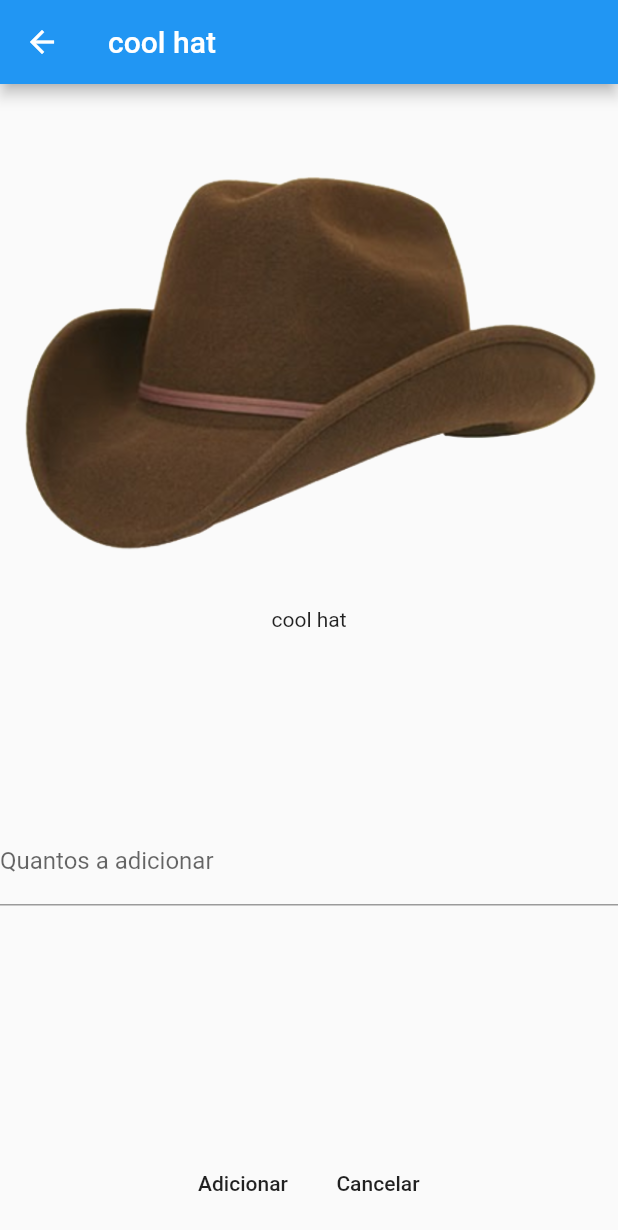
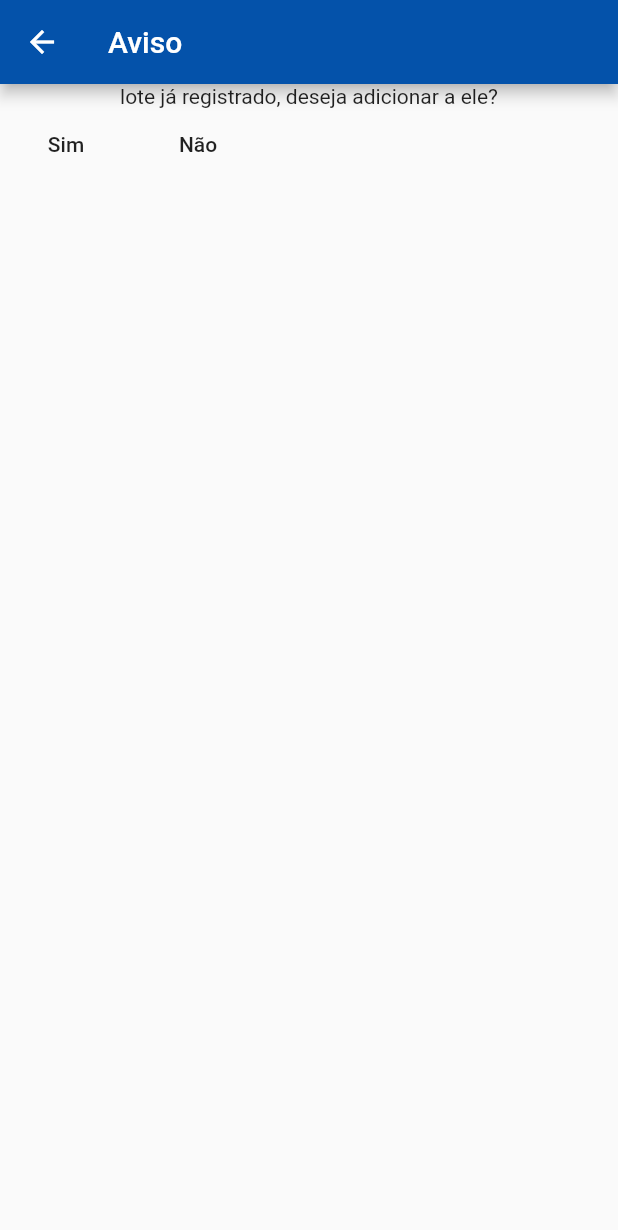
Before and after one commit to GabrielGMSantini/ProjetoRedes2, a Flutter app: the screen it shows after launch, after a tap on "Adicionar Produto", on a phone screen of 412 x 824 dp. Shown: the top 1230 px of the screen. Run offline on Flutter 3.47's test engine with Material 2 defaults, Android fonts, the phone set to English and light mode, and no system bars; missing offline and left inert: flutter_barcode_scanner.

Commit message:
nova versão
cores, telas, classse de produto, anotações para comunicação com API, troca de barcode pra QRcode, mudanças de variaveis

```diff
--- a/App/mercado/lib/main.dart
+++ b/App/mercado/lib/main.dart
@@ -1,8 +1,14 @@
 // ignore_for_file: deprecated_member_use
+
+import 'dart:ffi';
 
 import 'package:flutter/material.dart';
 import 'package:flutter/services.dart';
 import 'package:flutter_barcode_scanner/flutter_barcode_scanner.dart';
+import 'package:http/http.dart' as http;
+
+Color main1 = Color(0xff0452aa);
+Color main2 = Color(0xff030303);
 
 void main() {
   runApp(MaterialApp(home: BarcodeReader()));
@@ -28,7 +34,7 @@ class _reader extends State<BarcodeReader> {
     // Platform messages may fail, so we use a try/catch PlatformException.
     try {
       barcodeScanRes = await FlutterBarcodeScanner.scanBarcode(
-          '#ff6666', 'Cancel', true, ScanMode.BARCODE);
+          '#ff6666', 'Cancel', true, ScanMode.QR);
       print(barcodeScanRes);
     } on PlatformException {
       barcodeScanRes = 'Failed to get platform version.';
@@ -38,8 +44,15 @@ class _reader extends State<BarcodeReader> {
     // message was in flight, we want to discard the reply rather than calling
     // setState to update our non-existent appearance.
     if (!mounted) return;
+
+    //if (barcodeScanRes != '-1')
+    //  get lote == barcodeScanRes
+    //  se sim: true
+    //  se não: false                                            aqui
     Navigator.push(
-        context, MaterialPageRoute(builder: (context) => addProduto("2222")));
+        context,
+        MaterialPageRoute(
+            builder: (context) => addProduto(prod, true))); //prod placeholder
     setState(() {
       _scanBarcode = barcodeScanRes;
     });
@@ -49,74 +62,108 @@ class _reader extends State<BarcodeReader> {
   Widget build(BuildContext context) {
     return MaterialApp(
         home: Scaffold(
-            appBar: AppBar(title: const Text('Barcode scan')),
-            body: Builder(builder: (BuildContext context) {
-              return Container(
+            appBar: AppBar(
+              title: const Text('Barcode scan'),
+              backgroundColor: main1,
+            ),
+            body: Container(
                 alignment: Alignment.center,
-                  child: Flex(
-                      direction: Axis.vertical,
+                child: Column(
                     mainAxisAlignment: MainAxisAlignment.center,
                     children: <Widget>[
-                        ElevatedButton(
+                      FlatButton(
+                          color: main1,
                           onPressed: () => scanBarcodeNormal(),
-                            child: Text('Adicionar Produto')),
-                        /*  ElevatedButton(
-                            onPressed: () => startBarcodeScanStream(),
-                            child: Text('Start barcode scan stream')),*/
+                          child: Text(
+                            'Adicionar Produto',
+                            style: TextStyle(color: Color(0xffffffff)),
+                          )),
                       Text('Scan result : $_scanBarcode\n',
                           style: TextStyle(fontSize: 20))
-                      ]));
-            })));
+                    ]))));
   }
 }
 
 class addProduto extends StatefulWidget {
-  addProduto(this.code);
+  addProduto(this.produto, this.LoteExistente);
 
-  final String code;
+  final Produto produto;
+  final bool LoteExistente;
 
   @override
-  State<addProduto> createState() => _addProdutoState(code);
+  State<addProduto> createState() => _addProdutoState(produto, LoteExistente);
 }
 
 class _addProdutoState extends State<addProduto> {
-  _addProdutoState(this.code);
-  final String code;
+  _addProdutoState(this.produto, this.LoteExistente);
+  final Produto produto;
+  final bool LoteExistente;
   final input = TextEditingController();
 
   Widget _body = CircularProgressIndicator();
   String question = '';
   Widget buttons = Row();
   bool isEnabled = true;
-  int toAdd = 0;
-  Produto p = Produto('', '');
+  int? toAdd = 1;
   @override
   void initState() {
-    //usa code pra pegar o produto do bd
-    // e ent, carrega a pg do produto
+    if (!LoteExistente) {
       setState(() {
-      p = prod;
         buttons = addCancel();
         _body = produtoData();
-      // placeholder
       });
+    } else
+      setState(() {
+        _body = sameLot();
+      });
+  }
+
+  Widget sameLot() {
+    return Scaffold(
+      appBar: AppBar(backgroundColor: main1, title: Text("Aviso")),
+      body: Center(
+          child: Column(
+        children: [
+          Text("lote já registrado, deseja adicionar a ele?"),
+          Row(
+            children: [
+              FlatButton(
+                  onPressed: () {
+                    setState(() {
+                      buttons = addCancel();
+                      _body = produtoData();
+                    });
+                  },
+                  child: Text("Sim")),
+              FlatButton(
+                  onPressed: () {
+                    Navigator.pop(context);
+                  },
+                  child: Text("Não"))
+            ],
+          )
+        ],
+      )),
+    );
   }
 
   Widget produtoData() {
     return Scaffold(
       appBar: AppBar(
-        title: Text(p.nome),
+        backgroundColor: main1,
+        title: Text(produto.nome),
       ),
       body: Column(children: [
         Expanded(
           flex: 5,
           child: Image(
-            image: AssetImage(p.foto), // provavelmente terá q mudar
+            image: AssetImage(produto.foto), // provavelmente terá q mudar
           ),
         ),
-        Expanded(flex: 2, child: Text(p.nome)),
         Expanded(
-            flex: 2,
+            flex: 1, child: Text(produto.nome, style: TextStyle(fontSize: 32))),
+        Expanded(
+            flex: 1,
             child: TextField(
               enabled: isEnabled,
               controller: input,
@@ -124,9 +171,14 @@ class _addProdutoState extends State<addProduto> {
               keyboardType: TextInputType.number,
               inputFormatters: <TextInputFormatter>[
                 FilteringTextInputFormatter.digitsOnly
-              ], // Only numbers can be entered
+              ],
             )),
-        Expanded(flex: 1, child: Text(question)),
+        Expanded(
+            flex: 1,
+            child: Text(
+              question,
+              style: TextStyle(fontSize: 16),
+            )),
         Expanded(flex: 1, child: buttons)
       ]),
     );
@@ -134,19 +186,34 @@ class _addProdutoState extends State<addProduto> {
 
   Widget addCancel() {
     return Row(
-      mainAxisAlignment: MainAxisAlignment.center,
+      mainAxisAlignment: MainAxisAlignment.spaceEvenly,
       crossAxisAlignment: CrossAxisAlignment.center,
       children: [
         FlatButton(
+            color: main1,
+            textColor: Colors.white,
             onPressed: () {
+              if (int.tryParse(input.text) != null) {
                 toAdd = int.parse(input.text);
                 changeButton(
                     false,
-                  "adicionar " + toAdd.toString() + " " + p.nome + "(s)",
+                    "adicionar " +
+                        toAdd.toString() +
+                        " " +
+                        produto.nome +
+                        "(s)?",
                     confirm());
+              } else {
+                setState(() {
+                  question = "valor inválido";
+                  _body = produtoData();
+                });
+              }
             },
             child: Text("Adicionar")),
         FlatButton(
+            color: main1,
+            textColor: Colors.white,
             onPressed: () {
               Navigator.pop(context);
             },
@@ -157,23 +224,27 @@ class _addProdutoState extends State<addProduto> {
 
   Widget confirm() {
     return Row(
-      mainAxisAlignment: MainAxisAlignment.center,
+      mainAxisAlignment: MainAxisAlignment.spaceEvenly,
       crossAxisAlignment: CrossAxisAlignment.center,
       children: [
         FlatButton(
+            color: main1,
+            textColor: Colors.white,
             onPressed: () {
-              // atualizar banco de dados
+              //  se LoteExistente = true: patch estoque,  se false: Post Lote, get estoque, se existe produto: Patch estoque, se não: Post estoque
               changeButton(
                   false,
                   "adicionado " +
                       toAdd.toString() +
                       " " +
-                      p.nome +
+                      produto.nome +
                       "(s) com sucesso!",
                   end());
             },
             child: Text("Sim")),
         FlatButton(
+            color: main1,
+            textColor: Colors.white,
             onPressed: () {
               changeButton(true, '', addCancel());
             },
@@ -188,6 +259,8 @@ class _addProdutoState extends State<addProduto> {
       crossAxisAlignment: CrossAxisAlignment.center,
       children: [
         FlatButton(
+            color: main1,
+            textColor: Colors.white,
             onPressed: (() {
               Navigator.pop(context);
             }),
@@ -211,14 +284,28 @@ class _addProdutoState extends State<addProduto> {
   }
 }
 
-Produto prod = Produto("assets/Hat.png", "cool hat");
+Produto prod = Produto("assets/Hat.png", 420, 69, "cool hat", 420.69,
+    DateTime(2022, 05, 12), DateTime(3022, 05, 13), "Texas");
 
 class Produto {
   String foto = '';
+  int lote = 0;
+  int id_produto = 0;
   String nome = '';
+  double preco = 0.0;
+  DateTime fabricacao = DateTime(0, 0, 0);
+  DateTime validade = DateTime(0, 0, 0);
+  String origem = '';
 
-  Produto(String f, String n) {
+  Produto(String f, int l, int id, String n, double p, DateTime fab,
+      DateTime val, String o) {
     foto = f;
+    lote = l;
+    id_produto = id;
     nome = n;
+    preco = p;
+    fabricacao = fab;
+    validade = val;
+    origem = o;
   }
 }
--- a/App/mercado/pubspec.yaml
+++ b/App/mercado/pubspec.yaml
@@ -29,7 +29,8 @@ environment:
 dependencies:
   flutter:
     sdk: flutter
-
+  flutter_barcode_scanner: ^2.0.0
+  http: ^0.13.4
 
   # The following adds the Cupertino Icons font to your application.
   # Use with the CupertinoIcons class for iOS style icons.
@@ -38,7 +39,6 @@ dependencies:
 dev_dependencies:
   flutter_test:
     sdk: flutter
-  flutter_barcode_scanner: ^2.0.0
 
   # The "flutter_lints" package below contains a set of recommended lints to
   # encourage good coding practices. The lint set provided by the package is
```
Lines whose indentation alone changed are shown as unchanged.
